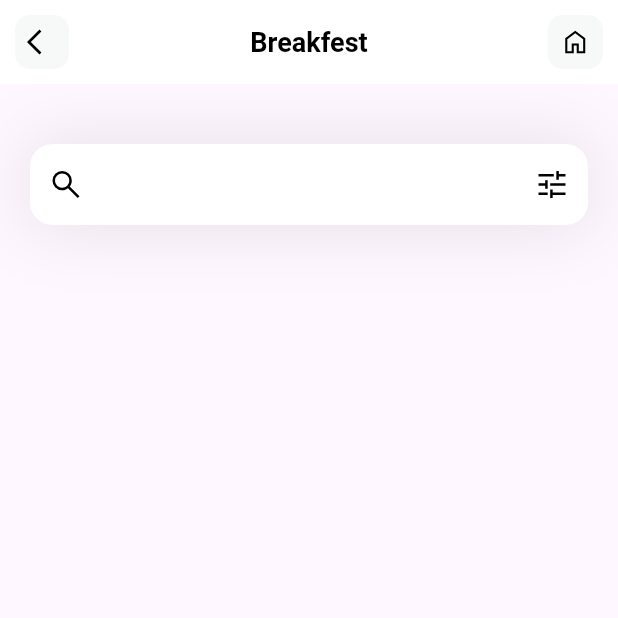
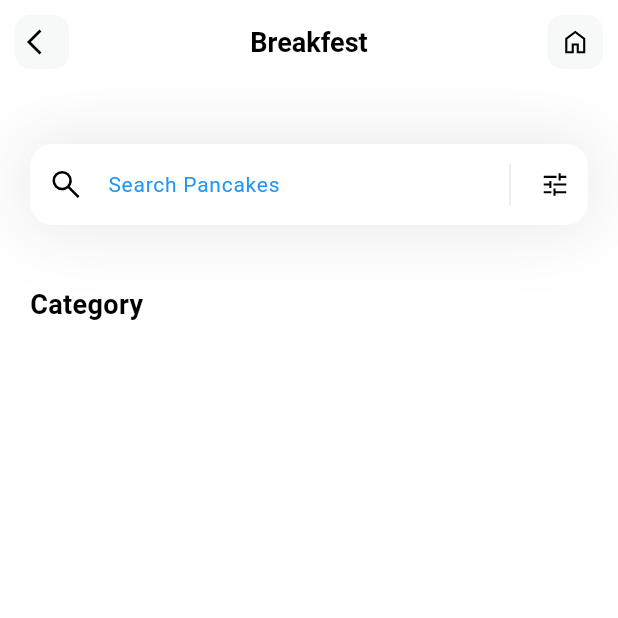
Before and after one commit to Chr-Jan/diet_hub, a Flutter app: the screen it shows after launch, on a phone screen of 412 x 824 dp, the top half of it. Run offline on Flutter 3.47's test engine with Material 3 defaults, Android fonts, the light colour scheme and no system bars; our stand-ins replace flutter_svg; Roboto replaces fonts that are missing (Jacquard24).

Commit message:
textfield under search field

```diff
--- a/lib/pages/home.dart
+++ b/lib/pages/home.dart
@@ -8,9 +8,35 @@ class HomePage extends StatelessWidget {
   Widget build(BuildContext context) {
     return Scaffold(
         appBar: appBar(),
+        backgroundColor: Colors.white,
         body: Column(
+          crossAxisAlignment: CrossAxisAlignment.start,
           children: [
-            Container(
+            _searchField(),
+            SizedBox(
+              height: 40,
+            ),
+            Column(
+              children: [
+                Padding(
+                  padding: const EdgeInsets.only(left: 20),
+                  child: Text(
+                    'Category',
+                    style: TextStyle(
+                      color: Colors.black,
+                      fontSize: 18,
+                      fontWeight: FontWeight.w600,
+                    ),
+                  ),
+                ),
+              ],
+            )
+          ],
+        ));
+  }
+
+  Container _searchField() {
+    return Container(
       margin: EdgeInsets.only(top: 40, right: 20, left: 20),
       decoration: BoxDecoration(boxShadow: [
         BoxShadow(
@@ -24,6 +50,8 @@ class HomePage extends StatelessWidget {
               filled: true,
               fillColor: Colors.white,
               contentPadding: EdgeInsets.all(15),
+              hintText: 'Search Pancakes',
+              hintStyle: TextStyle(color: Colors.blue, fontSize: 14),
               prefixIcon: Padding(
                 padding: const EdgeInsets.all(12),
                 child: SvgPicture.asset(
@@ -32,19 +60,33 @@ class HomePage extends StatelessWidget {
                   width: 20,
                 ),
               ),
-                      suffixIcon: Padding(
+              suffixIcon: Container(
+                width: 100,
+                child: IntrinsicHeight(
+                  child: Row(
+                    mainAxisAlignment: MainAxisAlignment.end,
+                    children: [
+                      VerticalDivider(
+                        color: Colors.black,
+                        indent: 10,
+                        endIndent: 10,
+                        thickness: 0.1,
+                      ),
+                      Padding(
                           padding: const EdgeInsets.all(12),
                           child: SvgPicture.asset(
                             'assets/icons/tune.svg',
                             height: 20,
                             width: 20,
                           )),
+                    ],
+                  ),
+                ),
+              ),
               border: OutlineInputBorder(
                   borderRadius: BorderRadius.circular(15),
                   borderSide: BorderSide.none))),
-            )
-          ],
-        ));
+    );
   }
 
   AppBar appBar() {
```
Lines whose indentation alone changed are shown as unchanged.
